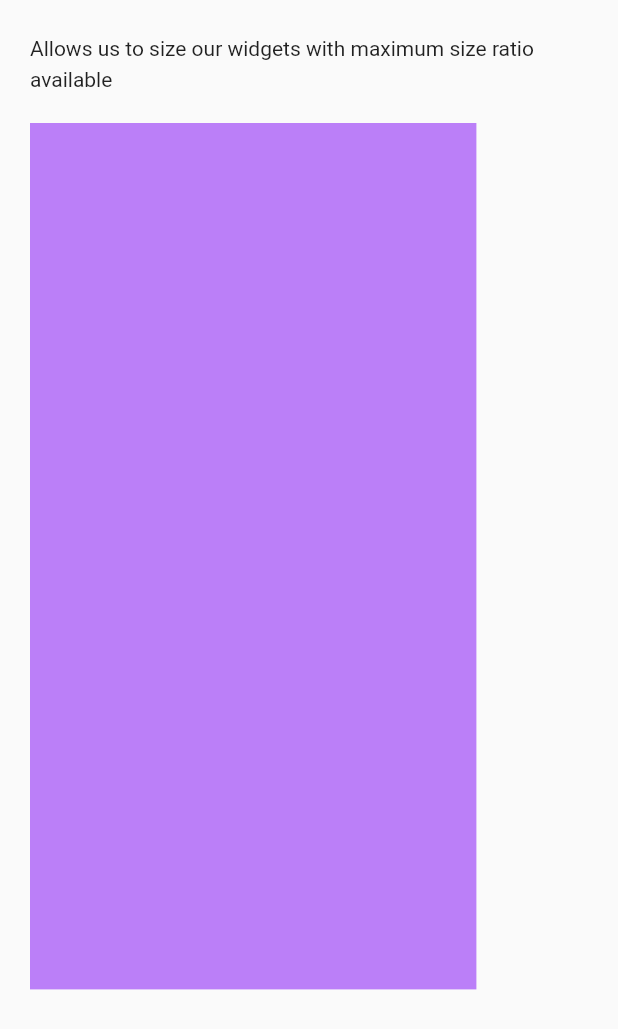
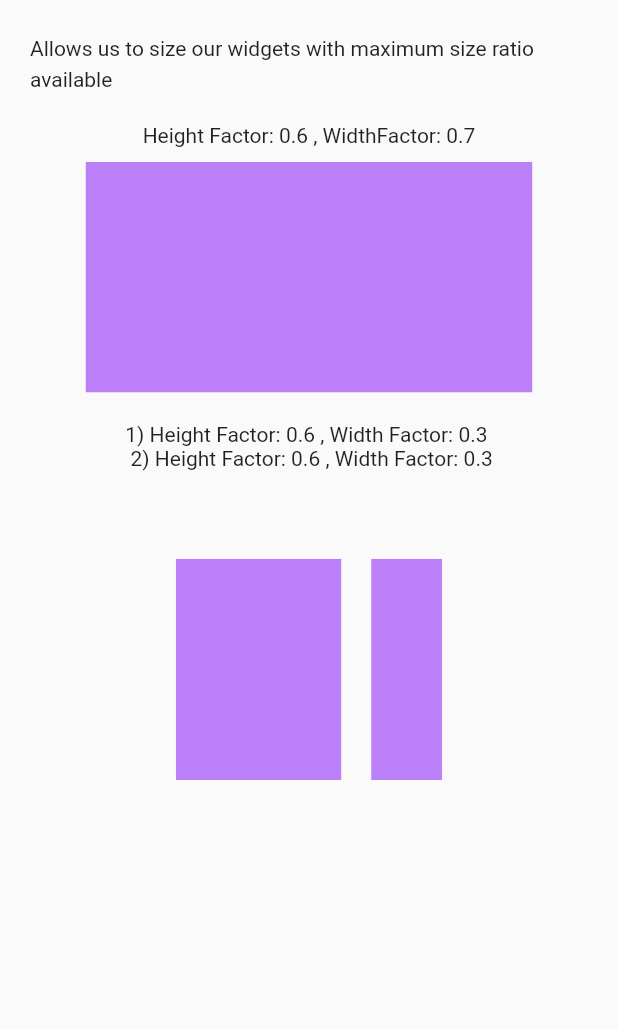
Before and after one commit to ACM-VIT/fludget, a Flutter app: the FractionallySizedBoxImp screen opened directly, on a phone screen of 412 x 824 dp. Shown: the top 1029 px of the screen. Run offline on Flutter 3.47's test engine with Material 2 defaults, Android fonts, the phone set to English and light mode, and no system bars; our stand-ins replace file_picker, package_info_plus, shared_preferences, webview_flutter; missing offline and left inert: syntax_highlighter; accounts and stored records are empty.

Commit message:
fix[Fractional Sized Box]: Added more examples with height and width factor

```diff
--- a/lib/routes/fractionally_sized_box.dart
+++ b/lib/routes/fractionally_sized_box.dart
@@ -10,7 +10,6 @@ class FractionallySizedBoxImp extends StatelessWidget {
       body: Padding(
         padding: const EdgeInsets.all(20.0),
         child: Column(
-          crossAxisAlignment: CrossAxisAlignment.start,
           mainAxisAlignment: MainAxisAlignment.start,
           children: [
             Text(
@@ -20,15 +19,66 @@ class FractionallySizedBoxImp extends StatelessWidget {
             const SizedBox(
               height: 20,
             ),
+            Text("Height Factor: 0.6 , WidthFactor: 0.7"),
+            const SizedBox(
+              height: 10,
+            ),
             Flexible(
               child: FractionallySizedBox(
                 alignment: Alignment.center,
-                heightFactor: 0.8,
+                heightFactor: 0.5,
                 widthFactor: 0.8,
                 child: Container(
                   color: Theme.of(context).primaryColor,
                 ),
               ),
+            ),
+            const SizedBox(
+              height: 20,
+            ),
+            Text(
+                "1) Height Factor: 0.6 , Width Factor: 0.3\n 2) Height Factor: 0.6 , Width Factor: 0.3"),
+            const SizedBox(
+              height: 10,
+            ),
+            Flexible(
+              child: FractionallySizedBox(
+                alignment: Alignment.center,
+                heightFactor: 0.8,
+                widthFactor: 0.9,
+                child: Row(
+                  mainAxisAlignment: MainAxisAlignment.center,
+                  mainAxisSize: MainAxisSize.min,
+                  children: [
+                    Flexible(
+                      child: FractionallySizedBox(
+                        alignment: Alignment.center,
+                        heightFactor: 0.6,
+                        widthFactor: 0.7,
+                        child: Container(
+                          color: Theme.of(context).primaryColor,
+                        ),
+                      ),
+                    ),
+                    const SizedBox(
+                      width: 20,
+                    ),
+                    Flexible(
+                      child: FractionallySizedBox(
+                        alignment: Alignment.center,
+                        heightFactor: 0.6,
+                        widthFactor: 0.3,
+                        child: Container(
+                          color: Theme.of(context).primaryColor,
+                        ),
+                      ),
+                    ),
+                  ],
+                ),
+              ),
+            ),
+            const SizedBox(
+              height: 20,
             ),
           ],
         ),
```
